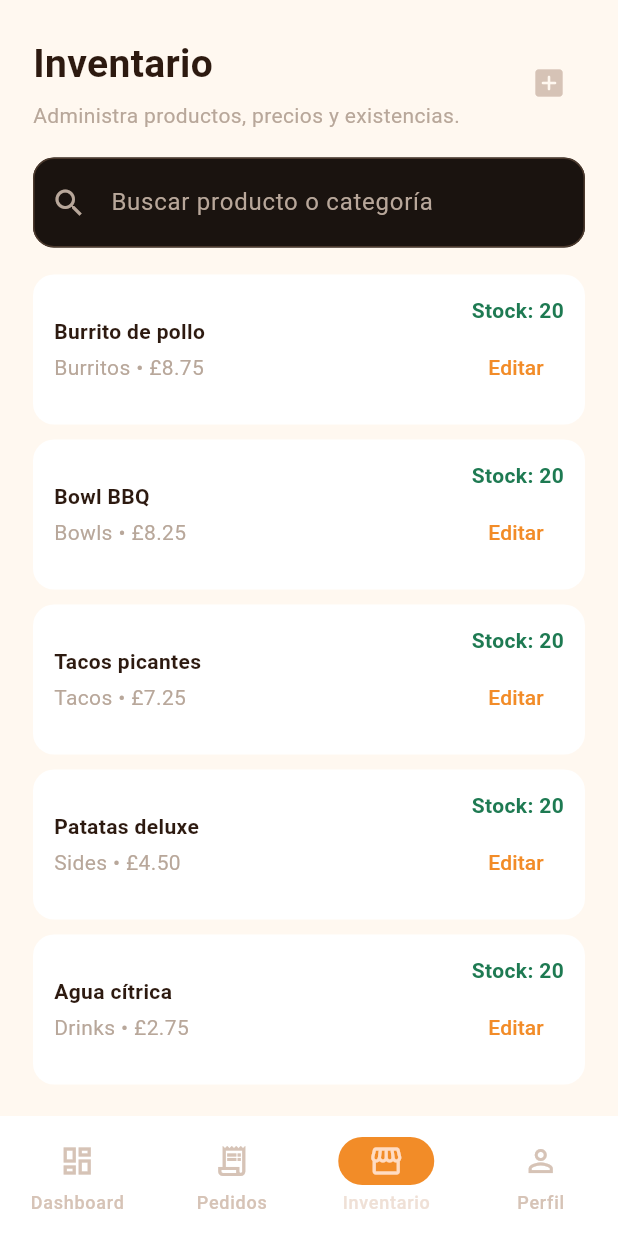
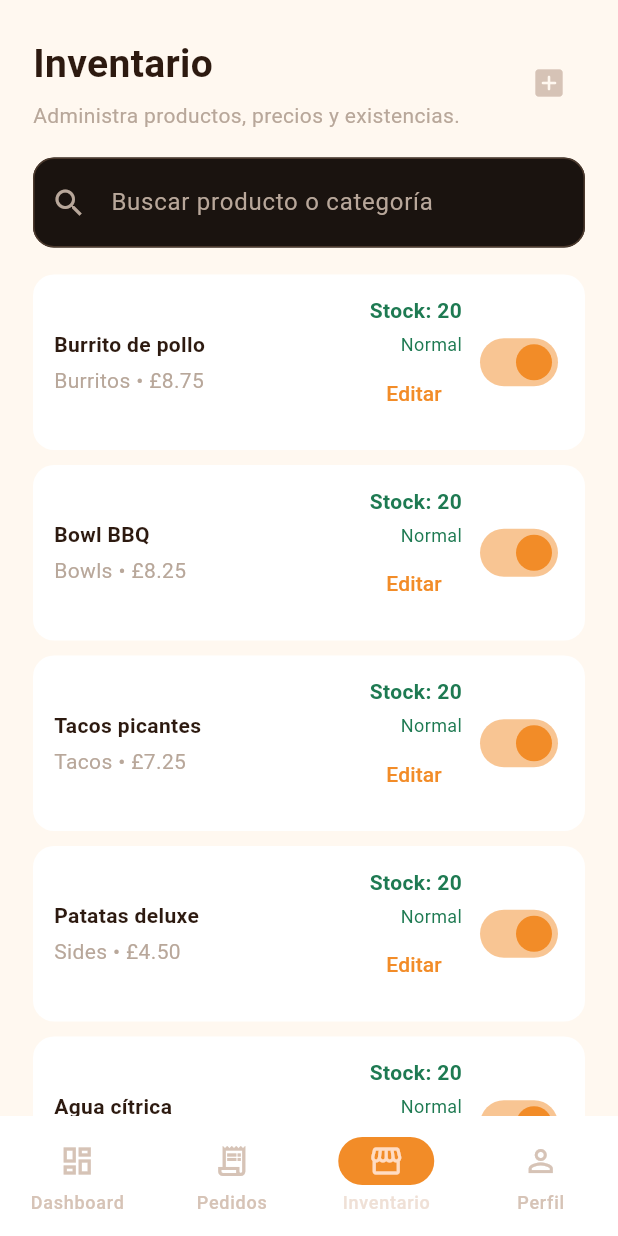
Before and after one commit to Mauzg19/RestaurantApp, a Flutter app: the AdministratorHomePage screen opened directly with empty values, scrolled down 576 dp, after a tap on "Editar", on a phone screen of 412 x 824 dp. Run offline on Flutter 3.47's test engine with Material 3 defaults, Android fonts, the light colour scheme and no system bars; our stand-ins replace file_picker, supabase_flutter, video_player; accounts and stored records are empty; Roboto replaces fonts that are missing (Georgia).

Commit message:
Funcion-Desabilitar producto

```diff
--- a/restaurantapp/lib/features/administrator/data/repositories/administrator_repository_impl.dart
+++ b/restaurantapp/lib/features/administrator/data/repositories/administrator_repository_impl.dart
@@ -113,7 +113,9 @@
     name: product.name,
     category: product.category.label,
     stock: 20,
+    isAvailable: product.isAvailable,
     price: product.price,
     imagePath: product.imagePath,
   );
+
 }
--- a/restaurantapp/lib/features/administrator/domain/entities/administrator_dashboard.dart
+++ b/restaurantapp/lib/features/administrator/domain/entities/administrator_dashboard.dart
@@ -78,6 +78,7 @@
     required this.name,
     required this.category,
     required this.stock,
+    required this.isAvailable,
     required this.price,
     this.imagePath,
   });
@@ -86,6 +87,7 @@
   final String name;
   final String category;
   final int stock;
+  final bool isAvailable;
   final double price;
   final String? imagePath;
 
@@ -93,6 +95,7 @@
     String? name,
     String? category,
     int? stock,
+    bool? isAvailable,
     double? price,
     String? imagePath,
   }) => DashboardMenuItem(
@@ -100,6 +103,7 @@
     name: name ?? this.name,
     category: category ?? this.category,
     stock: stock ?? this.stock,
+    isAvailable: isAvailable ?? this.isAvailable,
     price: price ?? this.price,
     imagePath: imagePath ?? this.imagePath,
   );
--- a/restaurantapp/lib/features/administrator/presentation/pages/administrator_home_page.dart
+++ b/restaurantapp/lib/features/administrator/presentation/pages/administrator_home_page.dart
@@ -144,6 +144,30 @@
     }
   }
 
+  Future<void> _updateAvailability(DashboardMenuItem item, bool value) async {
+    try {
+      await widget.productRepository.updateProductAvailability(item.id, value);
+      if (!mounted) return;
+      setState(() {
+        _menu = _menu
+            .map(
+              (current) => current.id == item.id
+                  ? current.copyWith(isAvailable: value)
+                  : current,
+            )
+            .toList();
+      });
+    } catch (error) {
+      if (!mounted) return;
+      ScaffoldMessenger.of(context).showSnackBar(
+        SnackBar(
+          content: Text('No se pudo actualizar la disponibilidad: $error'),
+          backgroundColor: const Color(0xFFB3261E),
+        ),
+      );
+    }
+  }
+
   Future<void> _showNotifications() async {
     setState(() => _hasUnreadNotifications = false);
     await showModalBottomSheet<void>(
@@ -276,6 +300,7 @@
                     category: category.text.trim(),
                     price: double.parse(price.text.replaceAll(',', '.')),
                     stock: int.parse(stock.text),
+                    isAvailable: product?.isAvailable ?? true,
                     imagePath: imagePath,
                   ),
                 );
@@ -318,6 +343,7 @@
         price: result.price,
         icon: categoryValue.icon,
         accentColor: AppTheme.accent,
+        isAvailable: result.isAvailable,
         imagePath: savedImagePath,
       ),
     );
@@ -373,6 +399,7 @@
               hasUnread: _hasUnreadNotifications,
               onNotifications: _showNotifications,
               onAdvance: _advanceOrder,
+              onAvailabilityChanged: _updateAvailability,
               onOpenOrders: () => setState(() => _selectedTab = 1),
               onOpenInventory: () => setState(() => _selectedTab = 2),
               onLogout: widget.onLogout,
@@ -390,6 +417,7 @@
               onQueryChanged: (query) => setState(() => _menuQuery = query),
               onAdd: () => _editProduct(),
               onEdit: _editProduct,
+              onAvailabilityChanged: _updateAvailability,
             ),
             _ProfileTab(user: widget.user),
           ],
@@ -436,6 +464,7 @@
     required this.hasUnread,
     required this.onNotifications,
     required this.onAdvance,
+    required this.onAvailabilityChanged,
     required this.onOpenOrders,
     required this.onOpenInventory,
     this.onLogout,
@@ -447,6 +476,7 @@
   final bool hasUnread;
   final VoidCallback onNotifications;
   final ValueChanged<DashboardOrder> onAdvance;
+  final void Function(DashboardMenuItem, bool) onAvailabilityChanged;
   final VoidCallback onOpenOrders;
   final VoidCallback onOpenInventory;
   final void Function(BuildContext)? onLogout;
@@ -537,7 +567,13 @@
             onPressed: onOpenInventory,
           ),
           const SizedBox(height: 12),
-          ...menu.take(4).map((item) => _InventoryItem(item: item)),
+          ...menu.take(4).map(
+            (item) => _InventoryItem(
+              item: item,
+              onAvailabilityChanged: (value) =>
+                  onAvailabilityChanged(item, value),
+            ),
+          ),
         ],
       ),
     );
@@ -603,12 +639,14 @@
     required this.onQueryChanged,
     required this.onAdd,
     required this.onEdit,
+    required this.onAvailabilityChanged,
   });
   final List<DashboardMenuItem> items;
   final String query;
   final ValueChanged<String> onQueryChanged;
   final VoidCallback onAdd;
   final ValueChanged<DashboardMenuItem> onEdit;
+  final void Function(DashboardMenuItem, bool) onAvailabilityChanged;
   @override
   Widget build(BuildContext context) {
     return ListView(
@@ -639,7 +677,12 @@
         ),
         const SizedBox(height: 18),
         ...items.map(
-          (item) => _InventoryItem(item: item, onEdit: () => onEdit(item)),
+          (item) => _InventoryItem(
+            item: item,
+            onEdit: () => onEdit(item),
+            onAvailabilityChanged: (value) =>
+                onAvailabilityChanged(item, value),
+          ),
         ),
       ],
     );
@@ -945,9 +988,14 @@
 }
 
 class _InventoryItem extends StatelessWidget {
-  const _InventoryItem({required this.item, this.onEdit});
+  const _InventoryItem({
+    required this.item,
+    required this.onAvailabilityChanged,
+    this.onEdit,
+  });
   final DashboardMenuItem item;
   final VoidCallback? onEdit;
+  final ValueChanged<bool> onAvailabilityChanged;
   @override
   Widget build(BuildContext context) {
     final isLowStock = item.stock <= 7;
@@ -979,6 +1027,8 @@
               ],
             ),
           ),
+          Row(
+            children: [
               Column(
                 crossAxisAlignment: CrossAxisAlignment.end,
                 children: [
@@ -992,22 +1042,37 @@
                     ),
                   ),
                   const SizedBox(height: 4),
-              onEdit == null
-                  ? Text(
-                      isLowStock ? 'Reponer pronto' : 'Normal',
+                  Text(
+                    !item.isAvailable
+                        ? 'Agotado'
+                        : isLowStock
+                        ? 'Reponer pronto'
+                        : 'Normal',
                     style: TextStyle(
-                        color: isLowStock
+                      color: !item.isAvailable
+                          ? const Color(0xFFB3261E)
+                          : isLowStock
                           ? const Color(0xFFD97706)
                           : const Color(0xFF1E7A52),
                       fontSize: 12,
                     ),
-                    )
-                  : TextButton(onPressed: onEdit, child: const Text('Editar')),
+                  ),
+                  if (onEdit != null)
+                    TextButton(onPressed: onEdit, child: const Text('Editar')),
+                ],
+              ),
+              const SizedBox(width: 8),
+              Switch(
+                value: item.isAvailable,
+                activeThumbColor: AppTheme.accent,
+                onChanged: onAvailabilityChanged,
+              ),
             ],
           ),
         ],
       ),
     );
+
   }
 }
 
--- a/restaurantapp/lib/features/auth/presentation/pages/login_page.dart
+++ b/restaurantapp/lib/features/auth/presentation/pages/login_page.dart
@@ -63,6 +63,7 @@
     if (user != null) {
       try {
         await Future<void>.delayed(const Duration(milliseconds: 100));
+        await widget.productRepository.load();
         await widget.orderRepository?.load();
       } catch (error) {
         if (!mounted) return;
--- a/restaurantapp/lib/features/customer/domain/entities/product.dart
+++ b/restaurantapp/lib/features/customer/domain/entities/product.dart
@@ -42,6 +42,7 @@
     required this.price,
     required this.icon,
     required this.accentColor,
+    this.isAvailable = true,
     this.imagePath,
     this.description,
     this.ingredients,
@@ -58,6 +59,22 @@
   final String? description;
   final List<String>? ingredients;
   final List<String>? allergens;
+  final bool isAvailable;
+
 
   String get formattedPrice => '£${price.toStringAsFixed(2)}';
+
+  Product copyWith({bool? isAvailable, String? imagePath}) => Product(
+    id: id,
+    name: name,
+    category: category,
+    price: price,
+    icon: icon,
+    accentColor: accentColor,
+    isAvailable: isAvailable ?? this.isAvailable,
+    imagePath: imagePath ?? this.imagePath,
+    description: description,
+    ingredients: ingredients,
+    allergens: allergens,
+  );
 }
--- a/restaurantapp/lib/features/customer/domain/repositories/product_repository.dart
+++ b/restaurantapp/lib/features/customer/domain/repositories/product_repository.dart
@@ -5,7 +5,11 @@
 abstract interface class ProductRepository {
   List<Product> getProducts();
 
+  Future<void> load();
+
   void saveProduct(Product product);
+
+  Future<void> updateProductAvailability(String productId, bool isAvailable);
 
   Future<String?> uploadProductImage(String filePath, String productId);
 
```
Also changed, not shown: restaurantapp/lib/features/customer/data/repositories/product_repository_impl.dart (+13 -0 lines), restaurantapp/lib/features/customer/data/repositories/supabase_product_repository.dart (+28 -7 lines), restaurantapp/lib/features/customer/presentation/pages/customer_home_page.dart (+24 -0 lines), 3 other files. Lines whose indentation alone changed are shown as unchanged.
